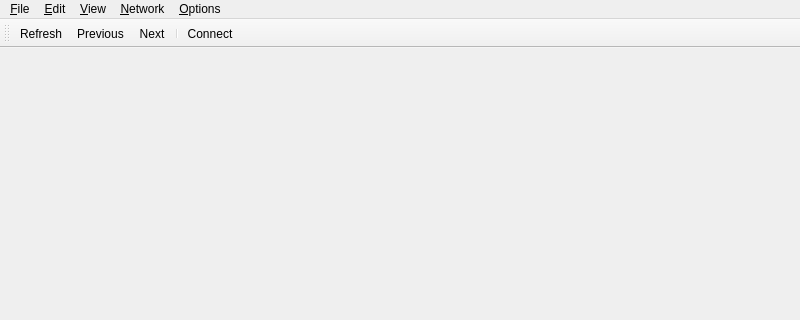
Old version of the form mainwindow.ui in the repository flysnow010/flyscp; both pictures show x 0 to 800 and y 0 to 320 of the 800 by 600 pixel window.
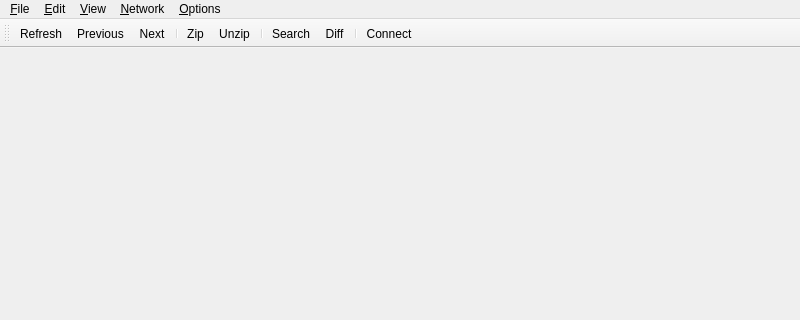
New version of the form. Icons and pictures are not drawn.

```diff
--- a/mainwindow.ui
+++ b/mainwindow.ui
@@ -97,6 +97,12 @@
    <addaction name="actionPrevious"/>
    <addaction name="actionNext"/>
    <addaction name="separator"/>
+   <addaction name="actionZip"/>
+   <addaction name="actionUnzip"/>
+   <addaction name="separator"/>
+   <addaction name="actionSearch"/>
+   <addaction name="actionDiff"/>
+   <addaction name="separator"/>
    <addaction name="actionConnect"/>
   </widget>
   <action name="actionConnect">
@@ -269,6 +275,42 @@
     <string>Previous</string>
    </property>
   </action>
+  <action name="actionSearch">
+   <property name="icon">
+    <iconset resource="FlyScp.qrc">
+     <normaloff>:/image/search.png</normaloff>:/image/search.png</iconset>
+   </property>
+   <property name="text">
+    <string>Search</string>
+   </property>
+  </action>
+  <action name="actionDiff">
+   <property name="icon">
+    <iconset resource="FlyScp.qrc">
+     <normaloff>:/image/diff.png</normaloff>:/image/diff.png</iconset>
+   </property>
+   <property name="text">
+    <string>Diff</string>
+   </property>
+  </action>
+  <action name="actionZip">
+   <property name="icon">
+    <iconset resource="FlyScp.qrc">
+     <normaloff>:/image/zip.png</normaloff>:/image/zip.png</iconset>
+   </property>
+   <property name="text">
+    <string>Zip</string>
+   </property>
+  </action>
+  <action name="actionUnzip">
+   <property name="icon">
+    <iconset resource="FlyScp.qrc">
+     <normaloff>:/image/unzip.png</normaloff>:/image/unzip.png</iconset>
+   </property>
+   <property name="text">
+    <string>Unzip</string>
+   </property>
+  </action>
  </widget>
  <resources>
   <include location="FlyScp.qrc"/>
```
Left out of the diff: 2 changed lines with no effect on the pictures.
